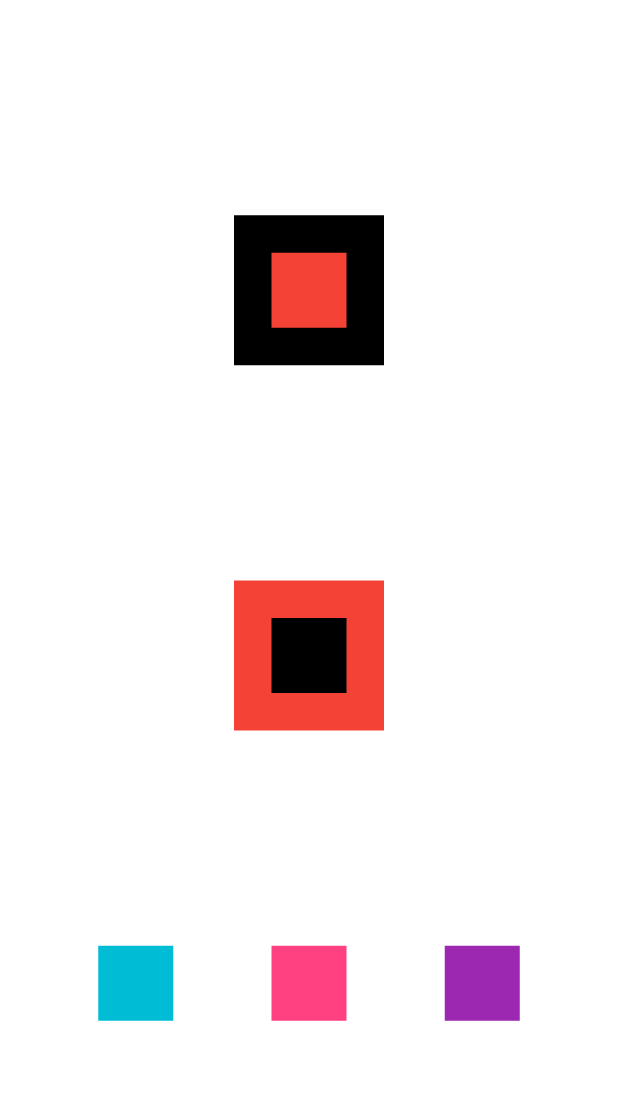
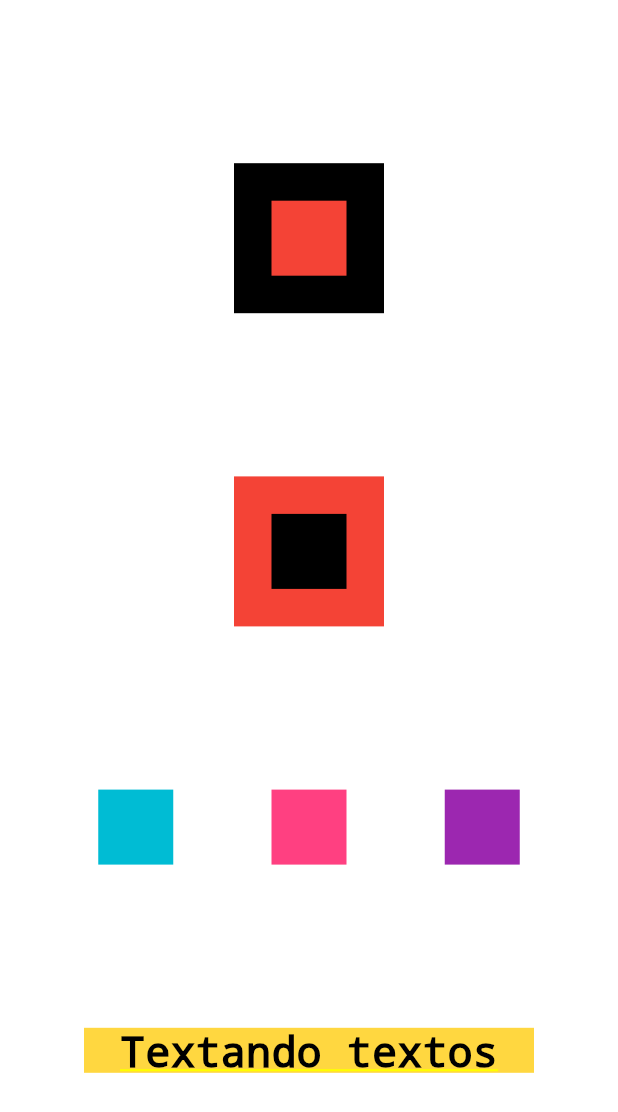
Before and after one commit to andreazevedoluiz/Projeto_Task, a Flutter app: the screen it shows after launch, on a phone screen of 412 x 824 dp. Shown: the top 1112 px of the screen. Run offline on Flutter 3.47's test engine with Material 2 defaults, Android fonts, the phone set to English and light mode, and no system bars.

Commit message:
Trabalhando com texto

```diff
--- a/lib/main.dart
+++ b/lib/main.dart
@@ -16,7 +16,9 @@ class MyApp extends StatelessWidget {
         colorScheme: ColorScheme.fromSeed(seedColor: Colors.deepPurple),
         useMaterial3: true,
       ),
-        home: Column(
+      home: Container(
+          color: Colors.white,
+          child: Column(
             mainAxisAlignment: MainAxisAlignment.spaceEvenly, // vertical
             crossAxisAlignment: CrossAxisAlignment.center, //orizontal
             children: [
@@ -70,8 +72,22 @@ class MyApp extends StatelessWidget {
                     width: 50,
                   ),
                 ],
-            )
+              ),
+              Container(
+                color: Colors.amberAccent,
+                height: 30,
+                width: 300,
+                child: Text(
+                  'Textando textos',
+                  style: TextStyle(
+                    color: Colors.black,
+                    fontSize: 28,
+                  ),
+                  textAlign: TextAlign.center,
+                ),
+              ),
             ],
-        ));
+          )),
+    );
   }
 }
```
Lines whose indentation alone changed are shown as unchanged.
